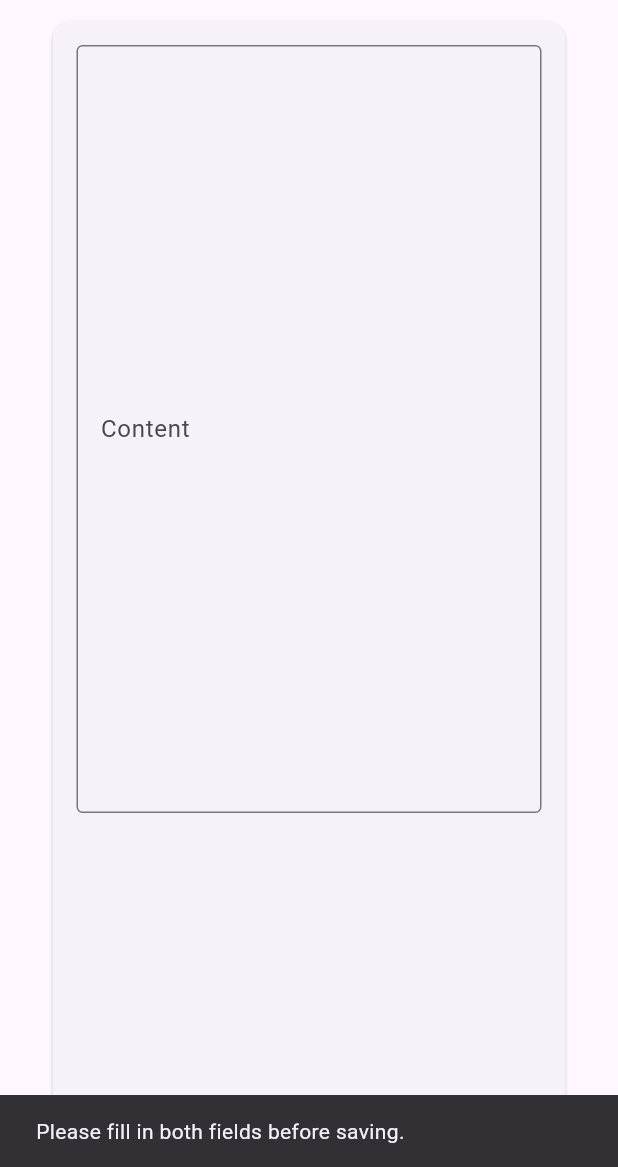
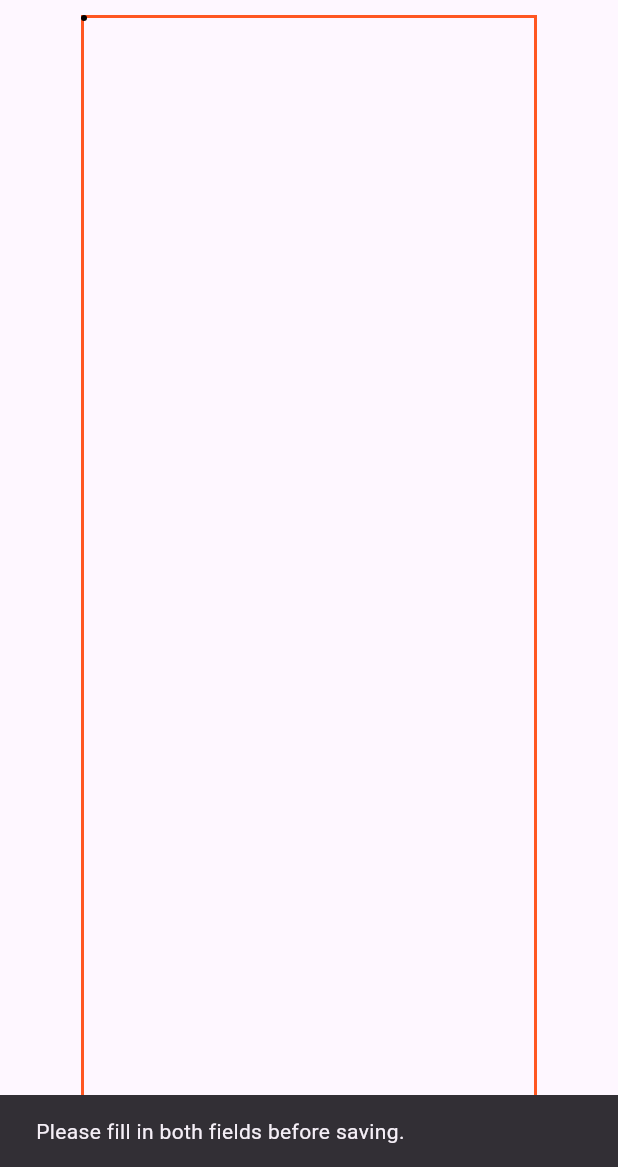
Before and after one commit to johnlaban/open_note, a Flutter app: the NotePage screen opened directly, after a tap on the "save" icon, on a phone screen of 412 x 824 dp, the part 69-1236 px from its top. Run offline on Flutter 3.47's test engine with Material 3 defaults, Android fonts, the light colour scheme and no system bars.

Commit message:
Add NoteCanvas for drawing functionality in Note page

```diff
--- a/lib/pages/Note.dart
+++ b/lib/pages/Note.dart
@@ -1,5 +1,6 @@
 import 'package:flutter/material.dart';
 import '../widgets/Drawer.dart';
+import '../widgets/NoteCanvas.dart';
 
 class Note {
   final String title;
@@ -70,32 +71,7 @@ class _NotePageState extends State<NotePage> {
             Note(title: 'Note 2', content: 'Content 2'),
           ],
         ),
-        body: Center(
-          child: SizedBox(
-            width: 350,
-            height: 800,
-            child: Card(
-              child: Column(
-                children: <Widget>[
-                  Padding(
-                    padding: const EdgeInsets.all(16.0),
-                    child: TextField(
-                      controller: _contentController, // Attach controller
-                      decoration: InputDecoration(
-                        labelText: 'Content',
-                        border: OutlineInputBorder(),
-                      ),
-                      maxLines: 20,
-                      keyboardType: TextInputType.multiline,
-                      enableSuggestions: true,
-                      autocorrect: false,
-                    ),
-                  ),
-                ],
-              ),
-            ),
-          ),
-        ),
+        body: NoteCanvas()
       ),
     );
   }
--- a/lib/widgets/NoteCanvas.dart
+++ b/lib/widgets/NoteCanvas.dart
@@ -1,7 +1,8 @@
 import 'package:flutter/material.dart';
 
 class NoteCanvas extends StatefulWidget {
-  const NoteCanvas({Key? key}) : super(key: key);
+  const NoteCanvas({super.key});
+
   @override
   State<StatefulWidget> createState() {
     return NoteCanvasState();
@@ -9,8 +10,81 @@ class NoteCanvas extends StatefulWidget {
 }
 
 class NoteCanvasState extends State<NoteCanvas> {
+  double startX = 0;
+  double startY = 0;
+  double endX = 0;
+  double endY = 0;
+  List<Offset> points = [];
   @override
   Widget build(BuildContext context) {
-    return Container(color: const Color(0xFFFFE306));
+    return Center(
+      child: GestureDetector(
+        onPanStart: (details) {
+          setState(() {
+            startX = details.localPosition.dx;
+            startY = details.localPosition.dy;
+            points.add(Offset(startX, startY));
+          });
+        },
+        onPanUpdate: (details) {
+
+          setState(() {
+            endX = details.localPosition.dx;
+            endY = details.localPosition.dy;
+            points.add(Offset(endX, endY));
+          });
+        },
+        onPanEnd: (details) {
+          setState(() {
+            endX = details.localPosition.dx;
+            endY = details.localPosition.dy;
+            points.add(Offset(endX, endY));
+          });
+        },
+        child: Container(
+          decoration: BoxDecoration(border: Border.all(color: Colors.deepOrange, width: 2)),
+          child: CustomPaint(
+            painter: Line(points),
+            child: SizedBox(width: 300, height: 800),
+          ),
+        ),
+      ),
+    );
   }
 }
+
+class Line extends CustomPainter {
+  double startX = 0;
+  double startY = 0;
+  double endX = 0;
+  double endY = 0;
+  List<Offset> points;
+
+
+  @override
+  Line(this.points) : super();
+
+  @override
+  void paint(Canvas canvas, Size size) {
+    final paint =
+        Paint()
+          ..color = Colors.black
+          ..strokeWidth = 4
+          ..strokeCap = StrokeCap.round;
+    // canvas.drawPoints(PointMode.polygon, [Offset(x, y)], paint);
+    // setPoints(points, canvas, paint);
+    for (int i = 0; i < points.length - 1; i++) {
+      // await Future.delayed(const Duration(seconds: 2), (){});
+      canvas.drawLine(points[i], points[i + 1], paint);
+
+    }
+    canvas.drawLine(Offset(startX, startY), Offset(endX, endY), paint);
+    // canvas.drawVertices(Vertices(VertexMode.triangleFan, [Offset(x, y)]), BlendMode.color, paint);
+  }
+
+  @override
+  bool shouldRepaint(covariant CustomPainter oldDelegate) {
+    print('repaint');
+    return true;
+  }
+}
```
